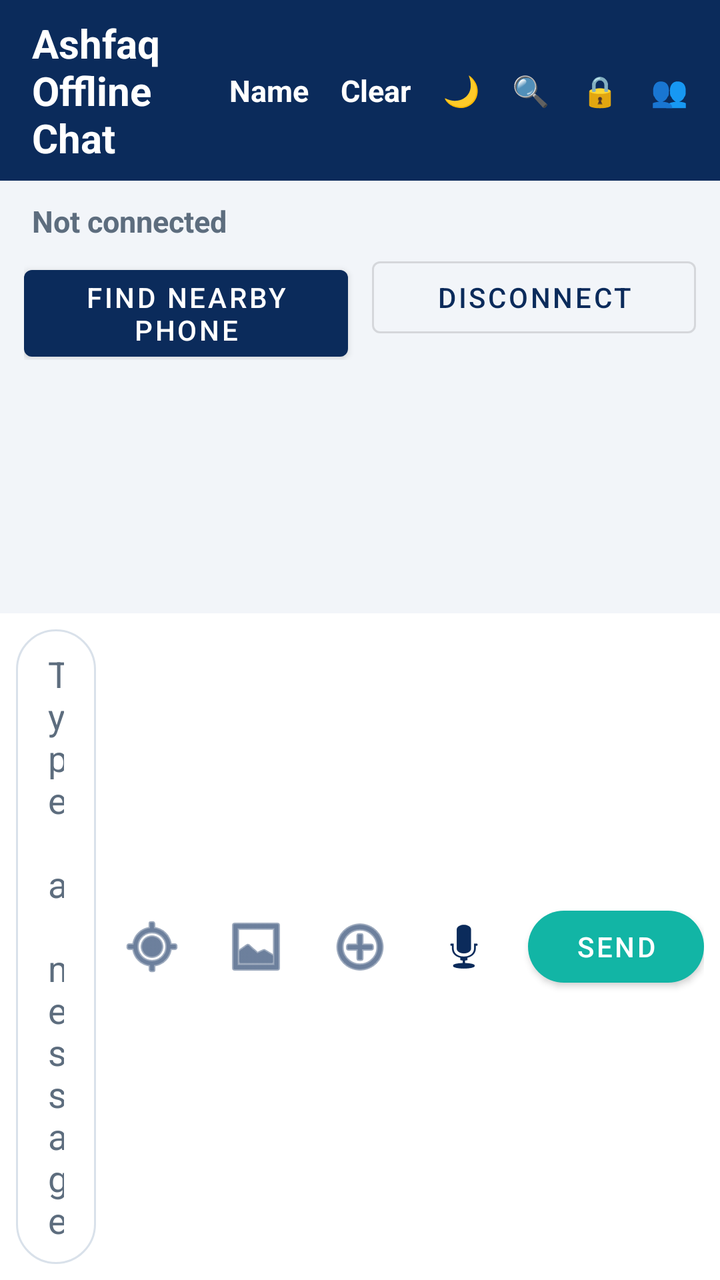
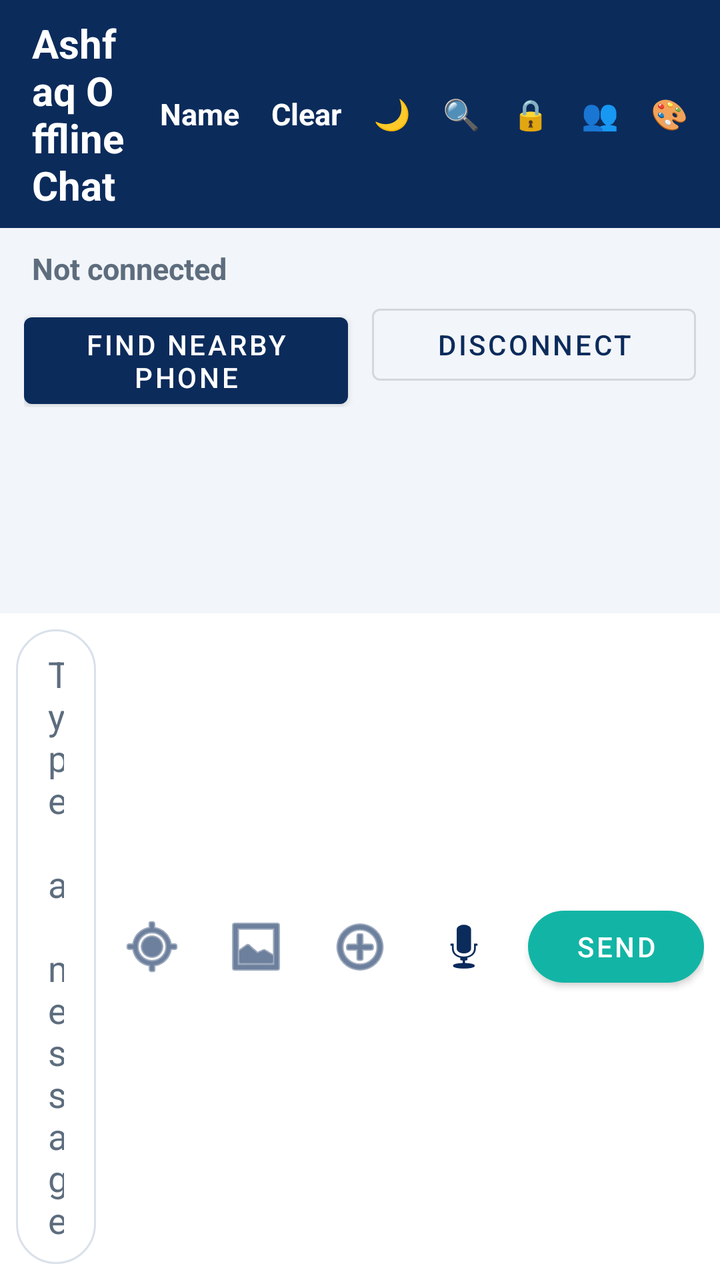

Two renders of the same Android screen: before a commit and after it. Below are the layout's source before the change and the commit's diff.
<!-- AndroidManifest.xml: application theme Theme.AshfaqOfflineChat -->
<!-- res/layout/activity_main.xml -->
<?xml version="1.0" encoding="utf-8"?>
<FrameLayout xmlns:android="http://schemas.android.com/apk/res/android"
    xmlns:app="http://schemas.android.com/apk/res-auto"
    android:id="@+id/rootLayout"
    android:layout_width="match_parent"
    android:layout_height="match_parent"
    android:background="@color/screen_background">

    <LinearLayout
        android:layout_width="match_parent"
        android:layout_height="match_parent"
        android:orientation="vertical">

    <LinearLayout
        android:id="@+id/headerBar"
        android:layout_width="match_parent"
        android:layout_height="wrap_content"
        android:background="@color/primary"
        android:gravity="center_vertical"
        android:orientation="horizontal"
        android:paddingStart="16dp"
        android:paddingTop="8dp"
        android:paddingEnd="8dp"
        android:paddingBottom="8dp">

        <TextView
            android:id="@+id/titleText"
            android:layout_width="0dp"
            android:layout_height="wrap_content"
            android:layout_weight="1"
            android:text="@string/app_name"
            android:textColor="@color/on_primary"
            android:textSize="20sp"
            android:textStyle="bold" />

        <TextView
            android:id="@+id/buttonName"
            android:layout_width="wrap_content"
            android:layout_height="wrap_content"
            android:background="?attr/selectableItemBackgroundBorderless"
            android:clickable="true"
            android:focusable="true"
            android:padding="8dp"
            android:text="@string/your_name"
            android:textColor="@color/on_primary"
            android:textSize="15sp"
            android:textStyle="bold" />

        <TextView
            android:id="@+id/buttonClearChat"
            android:layout_width="wrap_content"
            android:layout_height="wrap_content"
            android:background="?attr/selectableItemBackgroundBorderless"
            android:clickable="true"
            android:focusable="true"
            android:padding="8dp"
            android:text="@string/clear_chat"
            android:textColor="@color/on_primary"
            android:textSize="15sp"
            android:textStyle="bold" />

        <TextView
            android:id="@+id/buttonTheme"
            android:layout_width="wrap_content"
            android:layout_height="wrap_content"
            android:background="?attr/selectableItemBackgroundBorderless"
            android:clickable="true"
            android:contentDescription="@string/theme_toggle"
            android:focusable="true"
            android:padding="8dp"
            android:text="🌙"
            android:textColor="@color/on_primary"
            android:textSize="15sp" />

        <TextView
            android:id="@+id/buttonSearch"
            android:layout_width="wrap_content"
            android:layout_height="wrap_content"
            android:background="?attr/selectableItemBackgroundBorderless"
            android:clickable="true"
            android:contentDescription="@string/search_messages"
            android:focusable="true"
            android:padding="8dp"
            android:text="🔍"
            android:textColor="@color/on_primary"
            android:textSize="15sp" />

        <TextView
            android:id="@+id/buttonLock"
            android:layout_width="wrap_content"
            android:layout_height="wrap_content"
            android:background="?attr/selectableItemBackgroundBorderless"
            android:clickable="true"
            android:contentDescription="@string/pin_lock"
            android:focusable="true"
            android:padding="8dp"
            android:text="🔒"
            android:textColor="@color/on_primary"
            android:textSize="15sp" />

        <TextView
            android:id="@+id/buttonFriends"
            android:layout_width="wrap_content"
            android:layout_height="wrap_content"
            android:background="?attr/selectableItemBackgroundBorderless"
            android:clickable="true"
            android:contentDescription="@string/friends"
            android:focusable="true"
            android:padding="8dp"
            android:text="👥"
            android:textColor="@color/on_primary"
            android:textSize="15sp" />
    </LinearLayout>

    <LinearLayout
        android:id="@+id/searchBar"
        android:layout_width="match_parent"
        android:layout_height="wrap_content"
        android:background="@color/input_bar_background"
        android:gravity="center_vertical"
        android:orientation="horizontal"
        android:paddingStart="16dp"
        android:paddingTop="6dp"
        android:paddingEnd="8dp"
        android:paddingBottom="6dp"
        android:visibility="gone">

        <EditText
            android:id="@+id/editSearch"
            android:layout_width="0dp"
            android:layout_height="wrap_content"
            android:layout_weight="1"
            android:background="@drawable/bg_input_field"
            android:hint="@string/search_hint"
            android:importantForAutofill="no"
            android:inputType="text"
            android:maxLines="1"
            android:paddingStart="14dp"
            android:paddingTop="8dp"
            android:paddingEnd="14dp"
            android:paddingBottom="8dp"
            android:textColor="@color/text_primary"
            android:textColorHint="@color/text_secondary" />

        <ImageButton
            android:id="@+id/buttonCloseSearch"
            android:layout_width="40dp"
            android:layout_height="40dp"
            android:background="@android:color/transparent"
            android:contentDescription="@string/close_search"
            android:src="@android:drawable/ic_menu_close_clear_cancel"
            android:tint="@color/text_secondary" />
    </LinearLayout>

    <TextView
        android:id="@+id/statusText"
        android:layout_width="match_parent"
        android:layout_height="wrap_content"
        android:paddingStart="16dp"
        android:paddingTop="10dp"
        android:paddingEnd="16dp"
        android:paddingBottom="4dp"
        android:text="@string/status_not_connected"
        android:textColor="@color/status_idle"
        android:textSize="15sp"
        android:textStyle="bold" />

    <LinearLayout
        android:layout_width="match_parent"
        android:layout_height="wrap_content"
        android:orientation="horizontal"
        android:paddingStart="12dp"
        android:paddingEnd="12dp">

        <com.google.android.material.button.MaterialButton
            android:id="@+id/buttonFind"
            android:layout_width="0dp"
            android:layout_height="wrap_content"
            android:layout_marginEnd="6dp"
            android:layout_weight="1"
            android:text="@string/find_nearby" />

        <com.google.android.material.button.MaterialButton
            android:id="@+id/buttonDisconnect"
            style="@style/Widget.MaterialComponents.Button.OutlinedButton"
            android:layout_width="0dp"
            android:layout_height="wrap_content"
            android:layout_marginStart="6dp"
            android:layout_weight="1"
            android:text="@string/disconnect" />
    </LinearLayout>

    <androidx.recyclerview.widget.RecyclerView
        android:id="@+id/recyclerMessages"
        android:layout_width="match_parent"
        android:layout_height="0dp"
        android:layout_weight="1"
        android:clipToPadding="false"
        android:paddingStart="8dp"
        android:paddingTop="8dp"
        android:paddingEnd="8dp"
        android:paddingBottom="8dp" />

    <LinearLayout
        android:id="@+id/quoteBar"
        android:layout_width="match_parent"
        android:layout_height="wrap_content"
        android:background="@color/input_bar_background"
        android:gravity="center_vertical"
        android:orientation="horizontal"
        android:paddingStart="16dp"
        android:paddingTop="6dp"
        android:paddingEnd="8dp"
        android:paddingBottom="2dp"
        android:visibility="gone">

        <View
            android:id="@+id/quoteBarStrip"
            android:layout_width="4dp"
            android:layout_height="36dp"
            android:background="@color/accent" />

        <LinearLayout
            android:layout_width="0dp"
            android:layout_height="wrap_content"
            android:layout_marginStart="10dp"
            android:layout_weight="1"
            android:orientation="vertical">

            <TextView
                android:id="@+id/quoteBarSender"
                android:layout_width="wrap_content"
                android:layout_height="wrap_content"
                android:ellipsize="end"
                android:maxLines="1"
                android:textColor="@color/accent"
                android:textSize="13sp"
                android:textStyle="bold" />

            <TextView
                android:id="@+id/quoteBarText"
                android:layout_width="wrap_content"
                android:layout_height="wrap_content"
                android:ellipsize="end"
                android:maxLines="1"
                android:textColor="@color/text_secondary"
                android:textSize="13sp" />
        </LinearLayout>

        <ImageButton
            android:id="@+id/buttonCancelQuote"
            android:layout_width="40dp"
            android:layout_height="40dp"
            android:background="@android:color/transparent"
            android:contentDescription="@string/cancel_reply"
            android:src="@android:drawable/ic_menu_close_clear_cancel"
            android:tint="@color/text_secondary" />
    </LinearLayout>

    <LinearLayout
        android:id="@+id/inputBar"
        android:layout_width="match_parent"
        android:layout_height="wrap_content"
        android:background="@color/input_bar_background"
        android:gravity="center_vertical"
        android:orientation="horizontal"
        android:padding="8dp">

        <EditText
            android:id="@+id/editMessage"
            android:layout_width="0dp"
            android:layout_height="wrap_content"
            android:layout_weight="1"
            android:background="@drawable/bg_input_field"
            android:hint="@string/message_hint"
            android:importantForAutofill="no"
            android:inputType="textCapSentences|textMultiLine"
            android:maxLines="4"
            android:minHeight="48dp"
            android:paddingStart="16dp"
            android:paddingTop="10dp"
            android:paddingEnd="16dp"
            android:paddingBottom="10dp"
            android:textColor="@color/text_primary"
            android:textColorHint="@color/text_secondary" />

        <ImageButton
            android:id="@+id/buttonLocation"
            android:layout_width="48dp"
            android:layout_height="48dp"
            android:layout_marginStart="4dp"
            android:background="@android:color/transparent"
            android:contentDescription="@string/share_location"
            android:src="@android:drawable/ic_menu_mylocation"
            android:tint="@color/primary" />

        <ImageButton
            android:id="@+id/buttonPhoto"
            android:layout_width="48dp"
            android:layout_height="48dp"
            android:layout_marginStart="4dp"
            android:background="@android:color/transparent"
            android:contentDescription="@string/pick_media"
            android:src="@android:drawable/ic_menu_gallery"
            android:tint="@color/primary" />

        <ImageButton
            android:id="@+id/buttonFile"
            android:layout_width="48dp"
            android:layout_height="48dp"
            android:layout_marginStart="4dp"
            android:background="@android:color/transparent"
            android:contentDescription="@string/send_file"
            android:src="@android:drawable/ic_menu_add"
            android:tint="@color/primary" />

        <ImageButton
            android:id="@+id/buttonMic"
            android:layout_width="48dp"
            android:layout_height="48dp"
            android:layout_marginStart="4dp"
            android:background="@android:color/transparent"
            android:contentDescription="@string/record_voice"
            android:src="@android:drawable/ic_btn_speak_now"
            android:tint="@color/primary" />

        <com.google.android.material.button.MaterialButton
            android:id="@+id/buttonSend"
            android:layout_width="wrap_content"
            android:layout_height="wrap_content"
            android:layout_marginStart="8dp"
            android:text="@string/send"
            app:backgroundTint="@color/accent"
            app:cornerRadius="24dp" />
    </LinearLayout>
    </LinearLayout>

    
    <FrameLayout
        android:id="@+id/lockOverlay"
        android:layout_width="match_parent"
        android:layout_height="match_parent"
        android:background="@color/screen_background"
        android:clickable="true"
        android:focusable="true"
        android:visibility="gone">

        <LinearLayout
            android:layout_width="match_parent"
            android:layout_height="wrap_content"
            android:layout_gravity="center"
            android:gravity="center_horizontal"
            android:orientation="vertical"
            android:padding="32dp">

            <TextView
                android:id="@+id/lockTitle"
                android:layout_width="wrap_content"
                android:layout_height="wrap_content"
                android:text="@string/app_name"
                android:textColor="@color/text_primary"
                android:textSize="24sp"
                android:textStyle="bold" />

            <TextView
                android:id="@+id/lockHint"
                android:layout_width="wrap_content"
                android:layout_height="wrap_content"
                android:layout_marginTop="8dp"
                android:text="@string/pin_lock_hint"
                android:textColor="@color/text_secondary"
                android:textSize="15sp" />

            <EditText
                android:id="@+id/editPin"
                android:layout_width="180dp"
                android:layout_height="wrap_content"
                android:layout_marginTop="24dp"
                android:background="@drawable/bg_input_field"
                android:hint="@string/pin_hint"
                android:imeOptions="actionDone"
                android:importantForAutofill="no"
                android:inputType="numberPassword"
                android:maxLength="4"
                android:paddingStart="16dp"
                android:paddingTop="12dp"
                android:paddingEnd="16dp"
                android:paddingBottom="12dp"
                android:textAlignment="center"
                android:textColor="@color/text_primary"
                android:textColorHint="@color/text_secondary"
                android:textSize="20sp" />

            <TextView
                android:id="@+id/textPinError"
                android:layout_width="wrap_content"
                android:layout_height="wrap_content"
                android:layout_marginTop="8dp"
                android:text="@string/pin_wrong"
                android:textColor="@color/status_error"
                android:textSize="14sp"
                android:visibility="gone" />

            <com.google.android.material.button.MaterialButton
                android:id="@+id/buttonUnlock"
                android:layout_width="wrap_content"
                android:layout_height="wrap_content"
                android:layout_marginTop="20dp"
                android:text="@string/unlock"
                app:backgroundTint="@color/accent"
                app:cornerRadius="24dp" />
        </LinearLayout>
    </FrameLayout>

</FrameLayout>
<!-- resources referenced by this layout -->
<resources>
  <color name="accent">#12B5A5</color>
  <color name="input_bar_background">#FFFFFF</color>
  <color name="on_primary">#FFFFFF</color>
  <color name="primary">#0B2B5B</color>
  <color name="screen_background">#F2F5F9</color>
  <color name="status_error">#C62828</color>
  <color name="status_idle">#5D6D7E</color>
  <color name="text_primary">#1C2733</color>
  <color name="text_secondary">#5D6D7E</color>
  <!-- drawable bg_input_field (drawable) -->
  <?xml version="1.0" encoding="utf-8"?>
  <shape xmlns:android="http://schemas.android.com/apk/res/android"
      android:shape="rectangle">
      <solid android:color="@color/input_bar_background" />
      <stroke
          android:width="1dp"
          android:color="@color/input_stroke" />
      <corners android:radius="24dp" />
  </shape>
  <string name="app_name">Ashfaq Offline Chat</string>
  <string name="cancel_reply">Cancel reply</string>
  <string name="clear_chat">Clear</string>
  <string name="close_search">Close search</string>
  <string name="disconnect">Disconnect</string>
  <string name="find_nearby">Find Nearby Phone</string>
  <string name="friends">Friends</string>
  <string name="message_hint">Type a message</string>
  <string name="pick_media">Send a photo or video</string>
  <string name="pin_hint">4-digit PIN</string>
  <string name="pin_lock">PIN lock settings</string>
  <string name="pin_lock_hint">Enter your PIN to unlock</string>
  <string name="pin_wrong">Wrong PIN</string>
  <string name="record_voice">Record a voice message</string>
  <string name="search_hint">Search messages…</string>
  <string name="search_messages">Search messages</string>
  <string name="send">Send</string>
  <string name="send_file">Send a file</string>
  <string name="share_location">Share your location</string>
  <string name="status_not_connected">Not connected</string>
  <string name="theme_toggle">Dark mode on or off</string>
  <string name="unlock">Unlock</string>
  <string name="your_name">Name</string>
  <style name="Theme.AshfaqOfflineChat" parent="Theme.MaterialComponents.Light.NoActionBar">
          <item name="colorPrimary">@color/primary</item>
          <item name="colorPrimaryDark">@color/primary_dark</item>
          <item name="colorOnPrimary">@color/on_primary</item>
          <item name="colorAccent">@color/accent</item>
          <item name="android:statusBarColor">@color/primary_dark</item>
          <item name="android:windowBackground">@color/screen_background</item>
          <item name="android:textColorPrimary">@color/text_primary</item>
      </style>
  <color name="input_stroke">#D9E1EA</color>
  <color name="primary_dark">#071F42</color>
</resources>

<!-- the commit's change to res/layout/activity_main.xml (unified diff, before → after) -->
@@ -108,6 +108,19 @@
             android:focusable="true"
             android:padding="8dp"
             android:text="👥"
+            android:textColor="@color/on_primary"
+            android:textSize="15sp" />
+
+        <TextView
+            android:id="@+id/buttonThemes"
+            android:layout_width="wrap_content"
+            android:layout_height="wrap_content"
+            android:background="?attr/selectableItemBackgroundBorderless"
+            android:clickable="true"
+            android:contentDescription="@string/color_themes"
+            android:focusable="true"
+            android:padding="8dp"
+            android:text="🎨"
             android:textColor="@color/on_primary"
             android:textSize="15sp" />
     </LinearLayout>
<!-- resource entries referenced after the edit -->
@@ -23,6 +23,7 @@
   <string name="cancel_reply">Cancel reply</string>
   <string name="clear_chat">Clear</string>
   <string name="close_search">Close search</string>
+  <string name="color_themes">Color theme</string>
   <string name="disconnect">Disconnect</string>
   <string name="find_nearby">Find Nearby Phone</string>
   <string name="friends">Friends</string>
